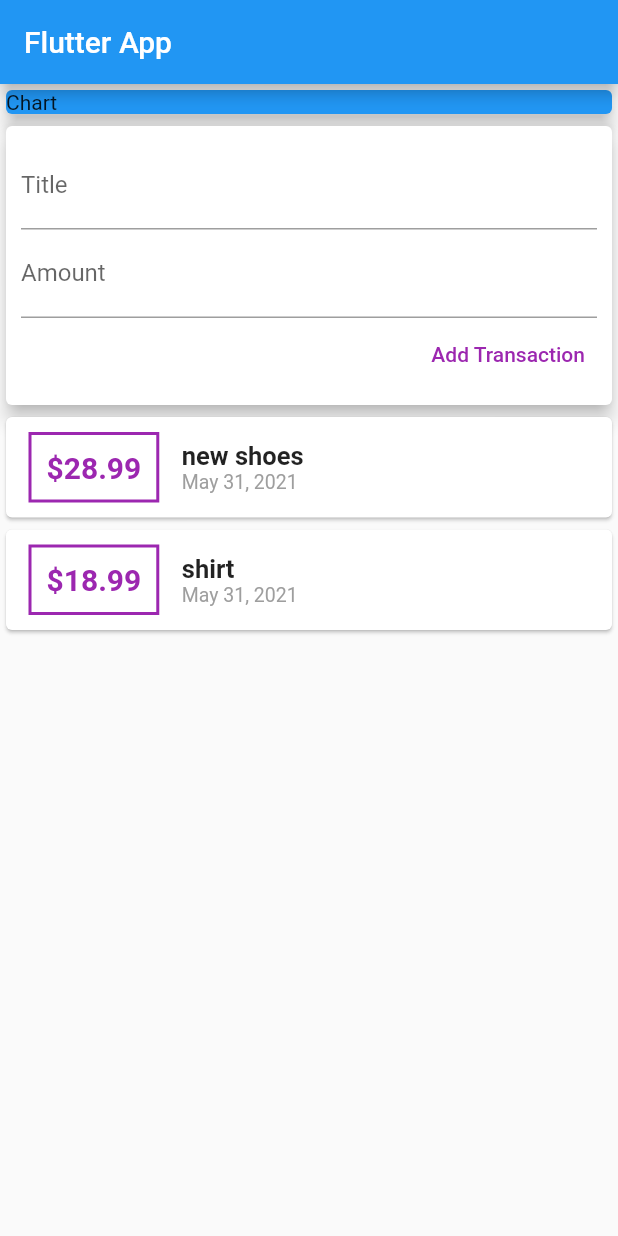
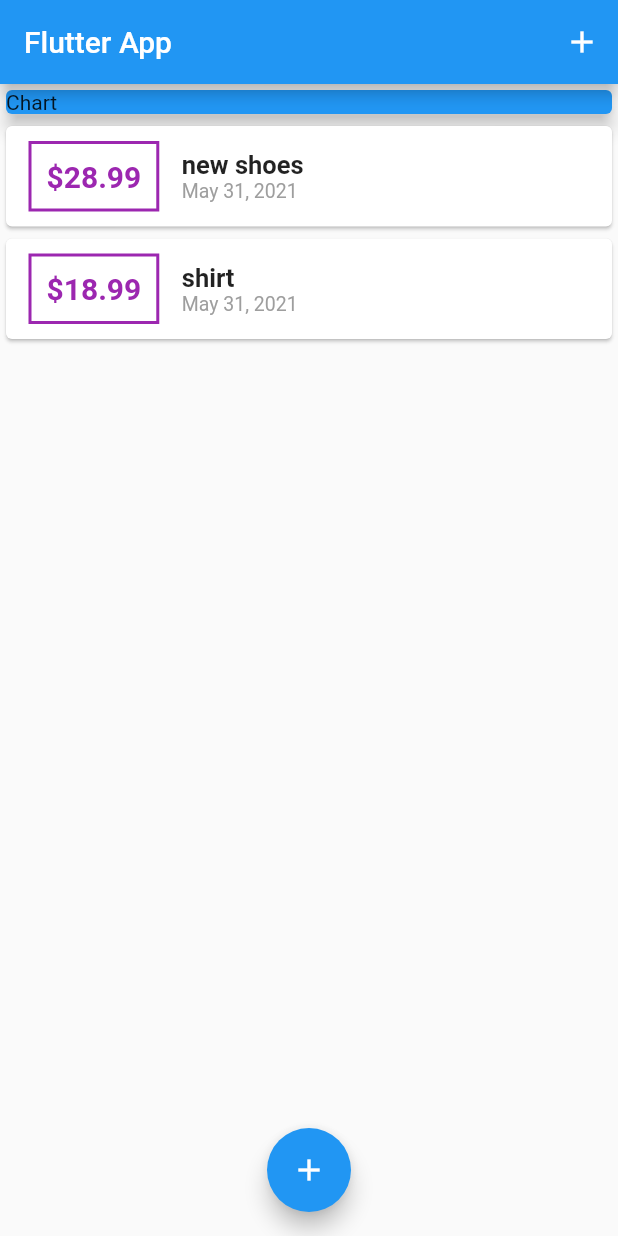
Before and after one commit to iamonesmo/epxenses_app, a Flutter app: the screen it shows after launch, on a phone screen of 412 x 824 dp. Run offline on Flutter 3.47's test engine with Material 2 defaults, Android fonts, the phone set to English and light mode, and no system bars.

Commit message:
added modal sheet and refactored the widgets

```diff
--- a/lib/main.dart
+++ b/lib/main.dart
@@ -1,5 +1,10 @@
+// ignore: unused_import
+import 'package:flutter/gestures.dart';
 import 'package:flutter/material.dart';
-import './widgets/user_transaction.dart';
+
+import './widgets/new_transaction.dart';
+import './widgets/transaction_list.dart';
+import './models/transaction.dart';
 
 void main() {
   runApp(MyApp());
@@ -16,15 +21,55 @@ class MyApp extends StatelessWidget {
   }
 }
 
-class MyHomePage extends StatelessWidget {
+class MyHomePage extends StatefulWidget {
   // String titleInput;
   // String amountInput;
+
+  @override
+  _MyHomePageState createState() => _MyHomePageState();
+}
+
+class _MyHomePageState extends State<MyHomePage> {
+  final List<Transaction> _userTransactions = [
+    Transaction(
+        id: 't1', title: 'new shoes', amount: 28.99, date: DateTime.now()),
+    Transaction(id: 't2', title: 'shirt', amount: 18.99, date: DateTime.now()),
+  ];
+
+  void _addNewTransaction(String txTitle, double txAmount) {
+    final newTx = Transaction(
+        title: txTitle,
+        amount: txAmount,
+        date: DateTime.now(),
+        id: DateTime.now().toString());
+
+    setState(() {
+      _userTransactions.add(newTx);
+    });
+  }
+
+  void _startAddNewTransaction(BuildContext ctx) {
+    showModalBottomSheet(
+        context: ctx,
+        builder: (bCtx) {
+          return GestureDetector(
+            onTap: () {},
+            child: NewTransaction(_addNewTransaction),
+            behavior: HitTestBehavior.opaque,
+          );
+        });
+  }
 
   @override
   Widget build(BuildContext context) {
     return Scaffold(
       appBar: AppBar(
         title: Text('Flutter App'),
+        actions: <Widget>[
+          IconButton(
+              onPressed: () => _startAddNewTransaction(context),
+              icon: Icon(Icons.add))
+        ],
       ),
       body: SingleChildScrollView(
         child: Column(
@@ -39,9 +84,15 @@ class MyHomePage extends StatelessWidget {
                 elevation: 5,
               ),
             ),
-              UserTransactions(),
+            TransactionList(_userTransactions),
           ],
         ),
-        ));
+      ),
+      floatingActionButtonLocation: FloatingActionButtonLocation.centerFloat,
+      floatingActionButton: FloatingActionButton(
+        child: Icon(Icons.add),
+        onPressed: () => _startAddNewTransaction(context),
+      ),
+    );
   }
 }
--- a/lib/widgets/transaction_list.dart
+++ b/lib/widgets/transaction_list.dart
@@ -11,9 +11,8 @@ class TransactionList extends StatelessWidget {
   Widget build(BuildContext context) {
     return Container(
       height: 300,
-      child: SingleChildScrollView(
-        child: Column(
-          children: transactions.map((tx) {
+      child: ListView.builder(
+        itemBuilder: (context, index) {
           return Card(
             child: Row(
               children: <Widget>[
@@ -29,7 +28,7 @@ class TransactionList extends StatelessWidget {
                   )),
                   padding: EdgeInsets.all(10),
                   child: Text(
-                      '\$${tx.amount}',
+                    '\$${transactions[index].amount.toStringAsFixed(2)}',
                     style: TextStyle(
                         fontWeight: FontWeight.bold,
                         fontSize: 20,
@@ -40,14 +39,14 @@ class TransactionList extends StatelessWidget {
                   crossAxisAlignment: CrossAxisAlignment.start,
                   children: <Widget>[
                     Text(
-                        tx.title,
+                      transactions[index].title,
                       style: TextStyle(
                         fontSize: 17,
                         fontWeight: FontWeight.bold,
                       ),
                     ),
                     Text(
-                        DateFormat.yMMMd().format(tx.date),
+                      DateFormat.yMMMd().format(transactions[index].date),
                       style: TextStyle(
                         fontSize: 13,
                         color: Colors.grey,
@@ -58,8 +57,8 @@ class TransactionList extends StatelessWidget {
               ],
             ),
           );
-          }).toList(),
-        ),
+        },
+        itemCount: transactions.length,
       ),
     );
   }
--- a/lib/widgets/user_transaction.dart
+++ /dev/null
@@ -1,39 +0,0 @@
-import 'package:flutter/material.dart';
-import './transaction_list.dart';
-import './new_transaction.dart';
-import '../models/transaction.dart';
-
-class UserTransactions extends StatefulWidget {
-  @override
-  _UserTransactionsState createState() => _UserTransactionsState();
-}
-
-class _UserTransactionsState extends State<UserTransactions> {
-  final List<Transaction> _userTransactions = [
-    Transaction(
-        id: 't1', title: 'new shoes', amount: 28.99, date: DateTime.now()),
-    Transaction(id: 't2', title: 'shirt', amount: 18.99, date: DateTime.now()),
-  ];
-
-  void _addNewTransaction(String txTitle, double txAmount) {
-    final newTx = Transaction(
-        title: txTitle,
-        amount: txAmount,
-        date: DateTime.now(),
-        id: DateTime.now().toString());
-
-    setState(() {
-      _userTransactions.add(newTx);
-    });
-  }
-
-  @override
-  Widget build(BuildContext context) {
-    return Column(
-      children: <Widget>[
-        NewTransaction(_addNewTransaction),
-        TransactionList(_userTransactions),
-      ],
-    );
-  }
-}
```
Also changed, not shown: lib/widgets/new_transaction.dart (+30 -9 lines). Lines whose indentation alone changed are shown as unchanged.
